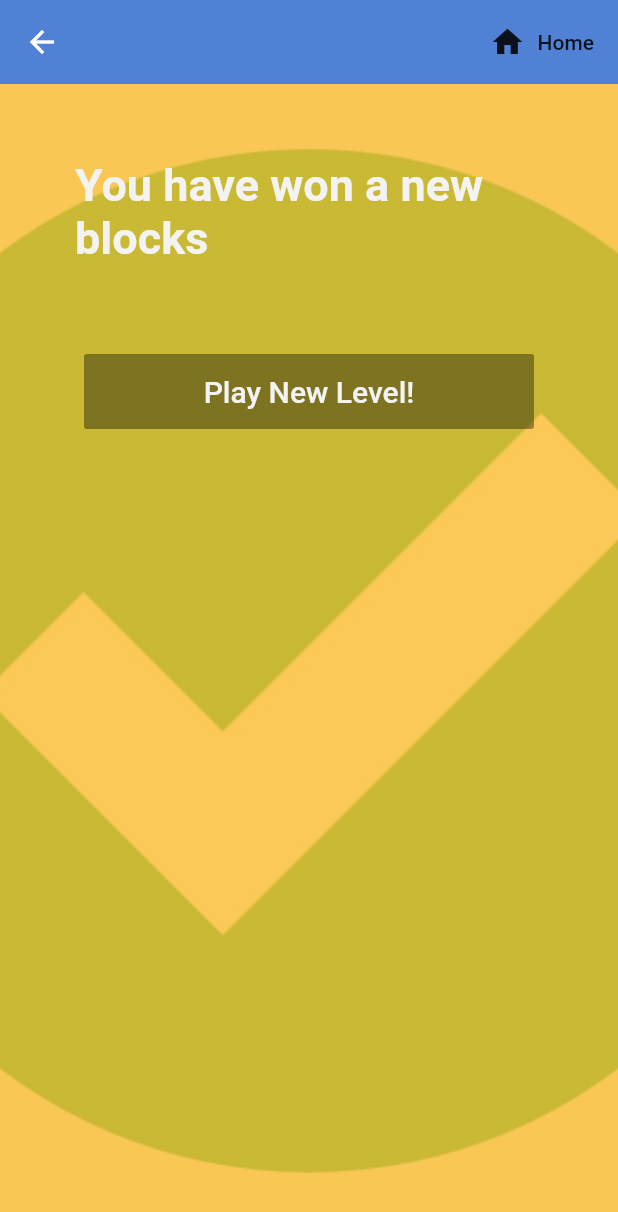
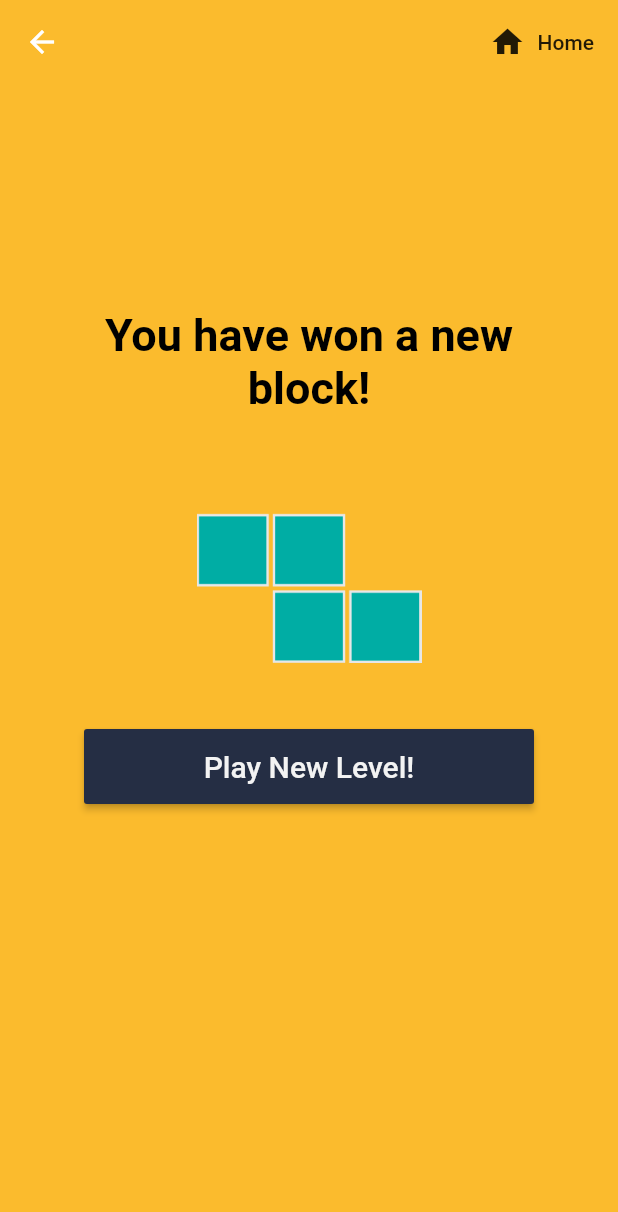
Before and after one commit to simritaj/hp_tetris, a Flutter app: the Verified screen opened directly, on a phone screen of 412 x 824 dp. Shown: the top 1212 px of the screen. Run offline on Flutter 3.47's test engine with Material 2 defaults, Android fonts, the phone set to English and light mode, and no system bars; our stand-ins replace cloud_firestore, firebase_auth, firebase_core, image_picker; missing offline and left inert: firebase_ml_vision; accounts and stored records are empty.

Commit message:
verified complete

```diff
--- a/lib/pages/linkedpages/get_blocks.dart
+++ b/lib/pages/linkedpages/get_blocks.dart
@@ -37,7 +37,7 @@ class _GetBlocksState extends State<GetBlocks> {
                 onPressed: () {
                     Navigator.push(
                       context,
-                      MaterialPageRoute(builder: (context) => Tetris()),
+                      MaterialPageRoute(builder: (context) => Tetris(seed: 5,)),
                     );
                   },),
             ),
--- a/lib/pages/linkedpages/verified.dart
+++ b/lib/pages/linkedpages/verified.dart
@@ -1,5 +1,6 @@
 import 'package:flutter/material.dart';
 import 'package:hp_tetris/pages/home/home.dart';
+import 'package:hp_tetris/tetris/game_main.dart';
 
 
 class Verified extends StatefulWidget {
@@ -14,7 +15,7 @@ class _VerifiedState extends State<Verified> {
       child: Scaffold(
         backgroundColor: Color.fromARGB(255, 251, 187, 45),
         appBar: AppBar(
-          backgroundColor: Color.fromARGB(255, 81, 129, 212),
+          backgroundColor: Color.fromARGB(255, 251, 187, 45),
           elevation: 0.0,
           actions: <Widget>[
             FlatButton.icon(
@@ -30,30 +31,45 @@ class _VerifiedState extends State<Verified> {
           ],
         ),
        body: Container(
-      decoration: BoxDecoration(
-          image: DecorationImage(
-            colorFilter: new ColorFilter.mode(Colors.black.withOpacity(0.2), BlendMode.dstATop),
-            image: AssetImage('assets/verified.png'),
-            fit: BoxFit.fitHeight),
-        ),
 
        child: Column(
          crossAxisAlignment: CrossAxisAlignment.center,
 
       children: [
+        SizedBox(height: 100,),
         Padding(
           padding: const EdgeInsets.fromLTRB(50, 50, 50, 0),
-          child: Text('You have won a new blocks', style: TextStyle(fontSize: 30,color: Color.fromARGB(255, 243, 243, 243), fontWeight: FontWeight.bold)),
+          child: Text('You have won a new block!', textAlign: TextAlign.center,style: TextStyle(fontSize: 30,color: Colors.black, fontWeight: FontWeight.bold)),
         ),
        SizedBox(height: 30),
-       //Image.asset('assets/board.png', height: 450,width: 600,),
+       /*
+       Card(
+          semanticContainer: true,
+          clipBehavior: Clip.antiAliasWithSaveLayer,
+          child: Image.asset(
+            'assets/z.png',
+            fit: BoxFit.fill,
+          ),
+          shape: RoundedRectangleBorder(
+            borderRadius: BorderRadius.circular(10.0),
+          ),
+          elevation: 5,
+          margin: EdgeInsets.all(2),
+        ),
+      */
+      Image.asset('assets/z.png', width: 150,height: 150,),
        SizedBox(height: 30),
        SizedBox(
          height: 50,
          width: 300,
          child: RaisedButton(
            color: Color.fromARGB(255, 37, 46, 68),
-           onPressed: null,
+           onPressed: () {
+                    Navigator.push(
+                      context,
+                      MaterialPageRoute(builder: (context) => Tetris(seed: 7,)),
+                    );
+                  },
            child: Text('Play New Level!', style: TextStyle(fontSize: 20,
            color: Color.fromARGB(255, 243, 243, 243)))),
        ),
--- a/lib/tetris/game.dart
+++ b/lib/tetris/game.dart
@@ -15,8 +15,8 @@ const GAME_AREA_BORDER_WIDTH = 2.0;
 const SUB_BLOCK_EDGE_WIDTH = 2.0;
 
 class Game extends StatefulWidget {
-  Game({Key key}) : super(key: key);
-
+  Game({Key key, this.seed}) : super(key: key);
+  int seed;
   @override
   State<StatefulWidget> createState() => GameState();
 }
@@ -35,7 +35,7 @@ class GameState extends State<Game> {
   List<SubBlock> oldSubBlocks;
 
   Block getNewBlock() {
-    int blockType = Random().nextInt(7);
+    int blockType = Random().nextInt(widget.seed);
     int orientationIndex = Random().nextInt(4);
 
     switch (blockType) {
--- a/lib/tetris/game_main.dart
+++ b/lib/tetris/game_main.dart
@@ -7,6 +7,8 @@ import 'block.dart';
 
 
 class Tetris extends StatefulWidget {
+  Tetris({this.seed});
+  int seed;
   @override
   State<StatefulWidget> createState() => _TetrisState();
 }
@@ -37,7 +39,7 @@ class _TetrisState extends State<Tetris> {
                       flex: 3,
                       child: Padding(
                         padding: EdgeInsets.fromLTRB(10.0, 10.0, 5.0, 10.0),
-                        child: Game(key: _keyGame),
+                        child: Game(key: _keyGame, seed:widget.seed),
                       ),
                     ),
                     Flexible(
--- a/pubspec.yaml
+++ b/pubspec.yaml
@@ -63,6 +63,9 @@ flutter:
       - assets/share.png
       - assets/verified.png
       - assets/seedpaper.jpg
+      - assets/t.png
+      - assets/s.png
+      - assets/z.png
   #   - images/a_dot_ham.jpeg
 
 
```
Also changed, not shown: assets/s.png (added), assets/t.png (added), assets/z.png (added).
